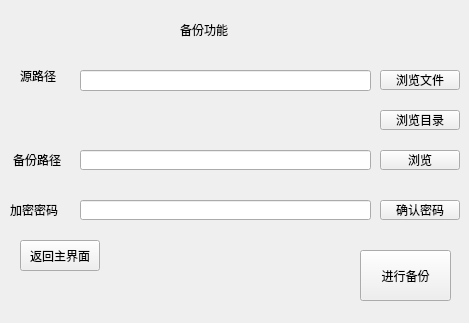
Qt form backup.ui (Vergilllll/backup) before a commit.
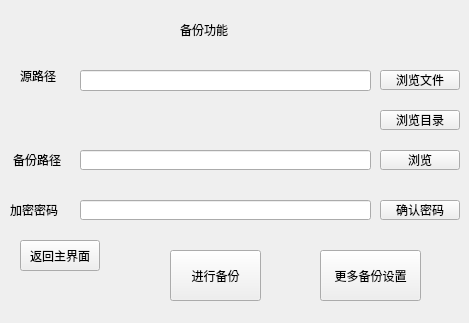
The same form after that commit. Icons and pictures are not drawn.

Diff of the .ui file:
```diff
--- a/backup.ui
+++ b/backup.ui
@@ -104,7 +104,7 @@
   <widget class="QPushButton" name="bu">
    <property name="geometry">
     <rect>
-     <x>360</x>
+     <x>170</x>
      <y>250</y>
      <width>91</width>
      <height>51</height>
@@ -192,6 +192,19 @@
     </rect>
    </property>
   </widget>
+  <widget class="QPushButton" name="extra_button">
+   <property name="geometry">
+    <rect>
+     <x>320</x>
+     <y>250</y>
+     <width>101</width>
+     <height>51</height>
+    </rect>
+   </property>
+   <property name="text">
+    <string>更多备份设置</string>
+   </property>
+  </widget>
   <zorder>label</zorder>
   <zorder>res_button</zorder>
   <zorder>origin_res</zorder>
```
Left out of the diff: 1 changed line with no effect on the pictures.
